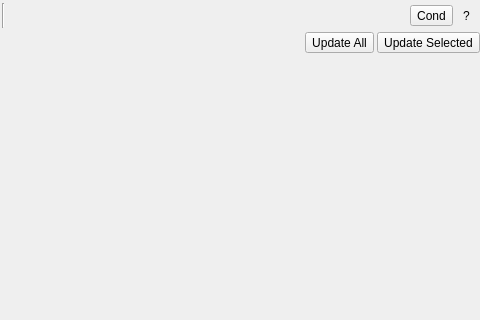
First picture: the form in src/ui/qgsattributetabledialog.ui, repository qgis/QGIS, before the edit; both pictures show x 357 to 837 and y 0 to 320 of the 837 by 570 pixel window.
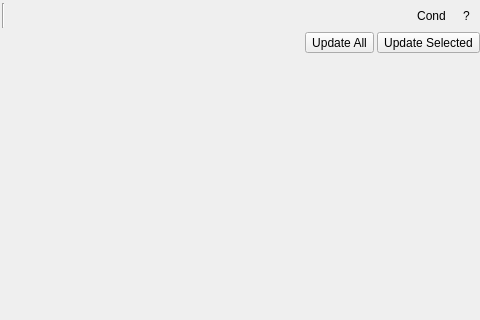
Second picture: the form after the edit. Icons and pictures are not drawn. Custom widgets are drawn as their Qt base class.

Patch:
```diff
--- a/src/ui/qgsattributetabledialog.ui
+++ b/src/ui/qgsattributetabledialog.ui
@@ -484,6 +484,15 @@
         <iconset resource="../../images/images.qrc">
          <normaloff>:/images/themes/default/rendererCategorizedSymbol.png</normaloff>:/images/themes/default/rendererCategorizedSymbol.png</iconset>
        </property>
+       <property name="checkable">
+        <bool>true</bool>
+       </property>
+       <property name="autoRepeat">
+        <bool>false</bool>
+       </property>
+       <property name="autoRaise">
+        <bool>true</bool>
+       </property>
       </widget>
      </item>
      <item>
```
Left out of the diff: 4 changed lines with no effect on the pictures.
